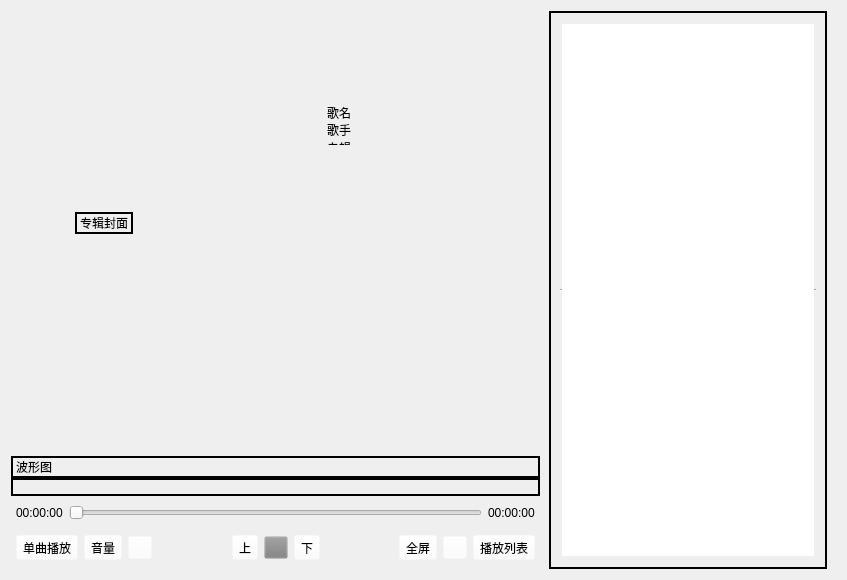
Old version of the form mainwindow.ui in the repository Perter-Li/Audivier.
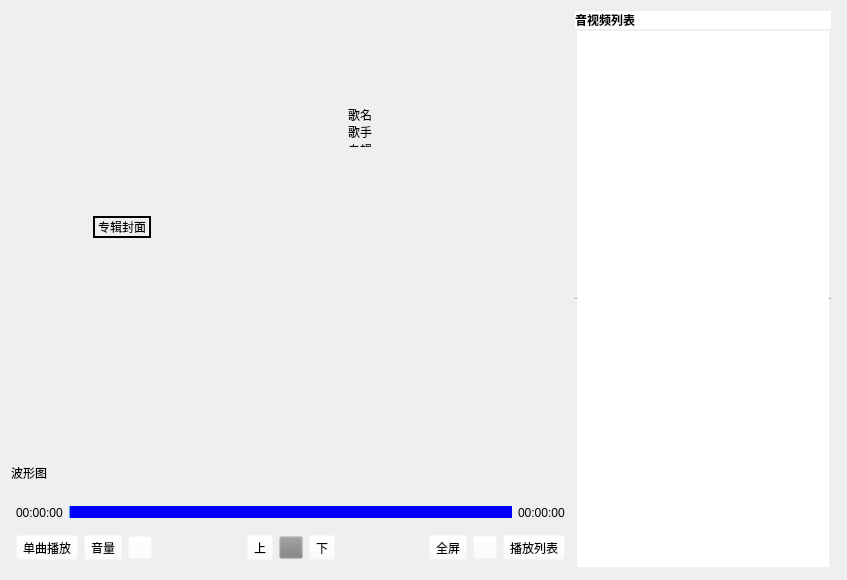
New version of the form. Icons and pictures are not drawn. Custom widgets are drawn as their Qt base class.

Diff of the .ui file:
```diff
--- a/mainwindow.ui
+++ b/mainwindow.ui
@@ -10,6 +10,24 @@
     <height>580</height>
    </rect>
   </property>
+  <property name="sizePolicy">
+   <sizepolicy hsizetype="Fixed" vsizetype="Fixed">
+    <horstretch>0</horstretch>
+    <verstretch>0</verstretch>
+   </sizepolicy>
+  </property>
+  <property name="minimumSize">
+   <size>
+    <width>847</width>
+    <height>580</height>
+   </size>
+  </property>
+  <property name="maximumSize">
+   <size>
+    <width>847</width>
+    <height>580</height>
+   </size>
+  </property>
   <property name="mouseTracking">
    <bool>true</bool>
   </property>
@@ -19,6 +37,10 @@
   <property name="windowTitle">
    <string>MainWindow</string>
   </property>
+  <property name="windowIcon">
+   <iconset resource="images.qrc">
+    <normaloff>:/images/logo.jpg</normaloff>:/images/logo.jpg</iconset>
+  </property>
   <property name="iconSize">
    <size>
     <width>40</width>
@@ -103,13 +125,16 @@
               <number>0</number>
              </property>
              <property name="topMargin">
-              <number>11</number>
+              <number>0</number>
              </property>
              <property name="rightMargin">
               <number>0</number>
              </property>
              <property name="bottomMargin">
-              <number>11</number>
+              <number>0</number>
+             </property>
+             <property name="spacing">
+              <number>0</number>
              </property>
              <item row="0" column="3">
               <spacer name="verticalSpacer">
@@ -122,7 +147,55 @@
                <property name="sizeHint" stdset="0">
                 <size>
                  <width>20</width>
-                 <height>60</height>
+                 <height>40</height>
+                </size>
+               </property>
+              </spacer>
+             </item>
+             <item row="1" column="1">
+              <widget class="QLabel" name="AlbumCoverLabel">
+               <property name="sizePolicy">
+                <sizepolicy hsizetype="Fixed" vsizetype="Fixed">
+                 <horstretch>0</horstretch>
+                 <verstretch>0</verstretch>
+                </sizepolicy>
+               </property>
+               <property name="mouseTracking">
+                <bool>true</bool>
+               </property>
+               <property name="frameShape">
+                <enum>QFrame::WinPanel</enum>
+               </property>
+               <property name="text">
+                <string>专辑封面</string>
+               </property>
+              </widget>
+             </item>
+             <item row="1" column="2">
+              <spacer name="horizontalSpacer_4">
+               <property name="orientation">
+                <enum>Qt::Horizontal</enum>
+               </property>
+               <property name="sizeHint" stdset="0">
+                <size>
+                 <width>40</width>
+                 <height>20</height>
+                </size>
+               </property>
+              </spacer>
+             </item>
+             <item row="2" column="4">
+              <spacer name="horizontalSpacer_5">
+               <property name="orientation">
+                <enum>Qt::Horizontal</enum>
+               </property>
+               <property name="sizeType">
+                <enum>QSizePolicy::Expanding</enum>
+               </property>
+               <property name="sizeHint" stdset="0">
+                <size>
+                 <width>10</width>
+                 <height>20</height>
                 </size>
                </property>
               </spacer>
@@ -138,7 +211,20 @@
                <property name="sizeHint" stdset="0">
                 <size>
                  <width>20</width>
-                 <height>60</height>
+                 <height>40</height>
+                </size>
+               </property>
+              </spacer>
+             </item>
+             <item row="1" column="0">
+              <spacer name="horizontalSpacer_3">
+               <property name="orientation">
+                <enum>Qt::Horizontal</enum>
+               </property>
+               <property name="sizeHint" stdset="0">
+                <size>
+                 <width>40</width>
+                 <height>20</height>
                 </size>
                </property>
               </spacer>
@@ -146,6 +232,21 @@
              <item row="1" column="3">
               <widget class="QWidget" name="widget" native="true">
                <layout class="QVBoxLayout" name="verticalLayout_6">
+                <property name="spacing">
+                 <number>5</number>
+                </property>
+                <property name="leftMargin">
+                 <number>0</number>
+                </property>
+                <property name="topMargin">
+                 <number>0</number>
+                </property>
+                <property name="rightMargin">
+                 <number>0</number>
+                </property>
+                <property name="bottomMargin">
+                 <number>0</number>
+                </property>
                 <item>
                  <widget class="QLabel" name="AudioInfoLabel">
                   <property name="sizePolicy">
@@ -165,6 +266,22 @@
                   </property>
                  </widget>
                 </item>
+                <item>
+                 <spacer name="verticalSpacer_3">
+                  <property name="orientation">
+                   <enum>Qt::Vertical</enum>
+                  </property>
+                  <property name="sizeType">
+                   <enum>QSizePolicy::Fixed</enum>
+                  </property>
+                  <property name="sizeHint" stdset="0">
+                   <size>
+                    <width>20</width>
+                    <height>5</height>
+                   </size>
+                  </property>
+                 </spacer>
+                </item>
                 <item>
                  <widget class="QListWidget" name="LRCWidget">
                   <property name="sizePolicy">
@@ -178,11 +295,15 @@
                   </property>
                   <property name="styleSheet">
                    <string notr="true">background-color:transparent;
-font: 700 9pt &quot;Microsoft YaHei UI&quot;;</string>
+font: 700 11pt &quot;Microsoft YaHei&quot;;
+margin:7px 7px;</string>
                   </property>
                   <property name="frameShape">
                    <enum>QFrame::NoFrame</enum>
                   </property>
+                  <property name="wordWrap">
+                   <bool>true</bool>
+                  </property>
                   <item>
                    <property name="text">
                     <string/>
@@ -196,78 +317,32 @@
                </layout>
               </widget>
              </item>
-             <item row="1" column="1">
-              <widget class="QLabel" name="AlbumCoverLabel">
-               <property name="sizePolicy">
-                <sizepolicy hsizetype="Fixed" vsizetype="Fixed">
-                 <horstretch>0</horstretch>
-                 <verstretch>0</verstretch>
-                </sizepolicy>
-               </property>
-               <property name="mouseTracking">
-                <bool>true</bool>
-               </property>
-               <property name="frameShape">
-                <enum>QFrame::WinPanel</enum>
-               </property>
-               <property name="text">
-                <string>专辑封面</string>
-               </property>
-              </widget>
-             </item>
-             <item row="1" column="2">
-              <spacer name="horizontalSpacer_4">
-               <property name="orientation">
-                <enum>Qt::Horizontal</enum>
-               </property>
-               <property name="sizeHint" stdset="0">
-                <size>
-                 <width>40</width>
-                 <height>20</height>
-                </size>
-               </property>
-              </spacer>
-             </item>
-             <item row="1" column="0">
-              <spacer name="horizontalSpacer_3">
-               <property name="orientation">
-                <enum>Qt::Horizontal</enum>
-               </property>
-               <property name="sizeHint" stdset="0">
-                <size>
-                 <width>40</width>
-                 <height>20</height>
-                </size>
-               </property>
-              </spacer>
-             </item>
-             <item row="2" column="4">
-              <spacer name="horizontalSpacer_5">
-               <property name="orientation">
-                <enum>Qt::Horizontal</enum>
-               </property>
-               <property name="sizeType">
-                <enum>QSizePolicy::Expanding</enum>
-               </property>
-               <property name="sizeHint" stdset="0">
-                <size>
-                 <width>10</width>
-                 <height>20</height>
-                </size>
-               </property>
-              </spacer>
-             </item>
             </layout>
            </widget>
           </item>
           <item>
            <widget class="QLabel" name="WaveLabel">
+            <property name="sizePolicy">
+             <sizepolicy hsizetype="Preferred" vsizetype="Preferred">
+              <horstretch>0</horstretch>
+              <verstretch>0</verstretch>
+             </sizepolicy>
+            </property>
+            <property name="minimumSize">
+             <size>
+              <width>0</width>
+              <height>0</height>
+             </size>
+            </property>
             <property name="frameShape">
-             <enum>QFrame::WinPanel</enum>
+             <enum>QFrame::NoFrame</enum>
             </property>
             <property name="text">
              <string>波形图</string>
             </property>
+            <property name="alignment">
+             <set>Qt::AlignLeading|Qt::AlignLeft|Qt::AlignVCenter</set>
+            </property>
            </widget>
           </item>
          </layout>
@@ -291,7 +366,7 @@
           <enum>Qt::StrongFocus</enum>
          </property>
          <property name="frameShape">
-          <enum>QFrame::WinPanel</enum>
+          <enum>QFrame::NoFrame</enum>
          </property>
          <property name="frameShadow">
           <enum>QFrame::Plain</enum>
@@ -367,6 +442,37 @@
                <property name="mouseTracking">
                 <bool>true</bool>
                </property>
+               <property name="styleSheet">
+                <string notr="true">QSlider::groove:horizontal{ 
+		height: 12px; 
+		left: 0px; 
+		right: 0px; 
+		border:0px;    //指定无边框
+	    border-radius:6px;    //指定圆角
+		background:rgba(0,0,0,50);
+ } 
+ //滑块的美化
+ QSlider::handle:horizontal{ 
+		width:  50px; 
+		height: 50px; 
+		margin-top: -20px; 
+		margin-left: 0px; 
+		margin-bottom: -20px; 
+		margin-right: 0px; 
+ 		border-image:url(:/res/images/setting_slider_handle.png);
+} 
+//已滑过的进度美化
+QSlider::sub-page:horizontal{
+	   background:rgba(80,166,234,1);
+}
+QSlider::sub-page:horizontal{
+	   background:rgba(80,166,234,1);
+}
+QSlider::add-page:horizontal
+{
+background: rgb(0,0,255);
+}</string>
+               </property>
                <property name="orientation">
                 <enum>Qt::Horizontal</enum>
                </property>
@@ -666,9 +772,18 @@
        <bool>true</bool>
       </property>
       <layout class="QVBoxLayout" name="verticalLayout">
+       <property name="spacing">
+        <number>0</number>
+       </property>
+       <property name="leftMargin">
+        <number>5</number>
+       </property>
        <property name="topMargin">
         <number>0</number>
        </property>
+       <property name="rightMargin">
+        <number>5</number>
+       </property>
        <property name="bottomMargin">
         <number>0</number>
        </property>
@@ -684,11 +799,14 @@
           <bool>true</bool>
          </property>
          <property name="frameShape">
-          <enum>QFrame::WinPanel</enum>
+          <enum>QFrame::NoFrame</enum>
          </property>
          <property name="frameShadow">
           <enum>QFrame::Plain</enum>
          </property>
+         <property name="lineWidth">
+          <number>1</number>
+         </property>
          <property name="widgetResizable">
           <bool>true</bool>
          </property>
@@ -697,14 +815,48 @@
            <rect>
             <x>0</x>
             <y>0</y>
-            <width>278</width>
-            <height>554</height>
+            <width>256</width>
+            <height>558</height>
            </rect>
           </property>
           <property name="mouseTracking">
            <bool>true</bool>
           </property>
           <layout class="QVBoxLayout" name="verticalLayout_4">
+           <property name="spacing">
+            <number>0</number>
+           </property>
+           <property name="leftMargin">
+            <number>0</number>
+           </property>
+           <property name="topMargin">
+            <number>0</number>
+           </property>
+           <property name="rightMargin">
+            <number>0</number>
+           </property>
+           <property name="bottomMargin">
+            <number>0</number>
+           </property>
+           <item>
+            <widget class="QLabel" name="PlayListLabel">
+             <property name="styleSheet">
+              <string notr="true">QLabel
+{
+	background-color: #ffffff;
+	font: 25 10pt &quot;Microsoft YaHei&quot;;
+	font-weight:bold;
+}
+</string>
+             </property>
+             <property name="text">
+              <string>音视频列表</string>
+             </property>
+             <property name="alignment">
+              <set>Qt::AlignLeading|Qt::AlignLeft|Qt::AlignVCenter</set>
+             </property>
+            </widget>
+           </item>
            <item>
             <widget class="MyListWidget" name="ListWidget">
              <property name="sizePolicy">
@@ -725,6 +877,15 @@
              <property name="focusPolicy">
               <enum>Qt::StrongFocus</enum>
              </property>
+             <property name="styleSheet">
+              <string notr="true">QListWidget::item {
+    height: 50px;
+}
+
+QListWidget {
+	font: 12 11pt &quot;Microsoft YaHei&quot;;
+}</string>
+             </property>
              <property name="frameShape">
               <enum>QFrame::HLine</enum>
              </property>
@@ -750,16 +911,16 @@
   </widget>
  </widget>
  <customwidgets>
-  <customwidget>
-   <class>PlayerSlider</class>
-   <extends>QSlider</extends>
-   <header location="global">playerslider.h</header>
-  </customwidget>
   <customwidget>
    <class>ChangeButtonColor</class>
    <extends>QToolButton</extends>
    <header location="global">changebuttoncolor.h</header>
   </customwidget>
+  <customwidget>
+   <class>PlayerSlider</class>
+   <extends>QSlider</extends>
+   <header location="global">playerslider.h</header>
+  </customwidget>
   <customwidget>
    <class>MyListWidget</class>
    <extends>QListWidget</extends>
```
